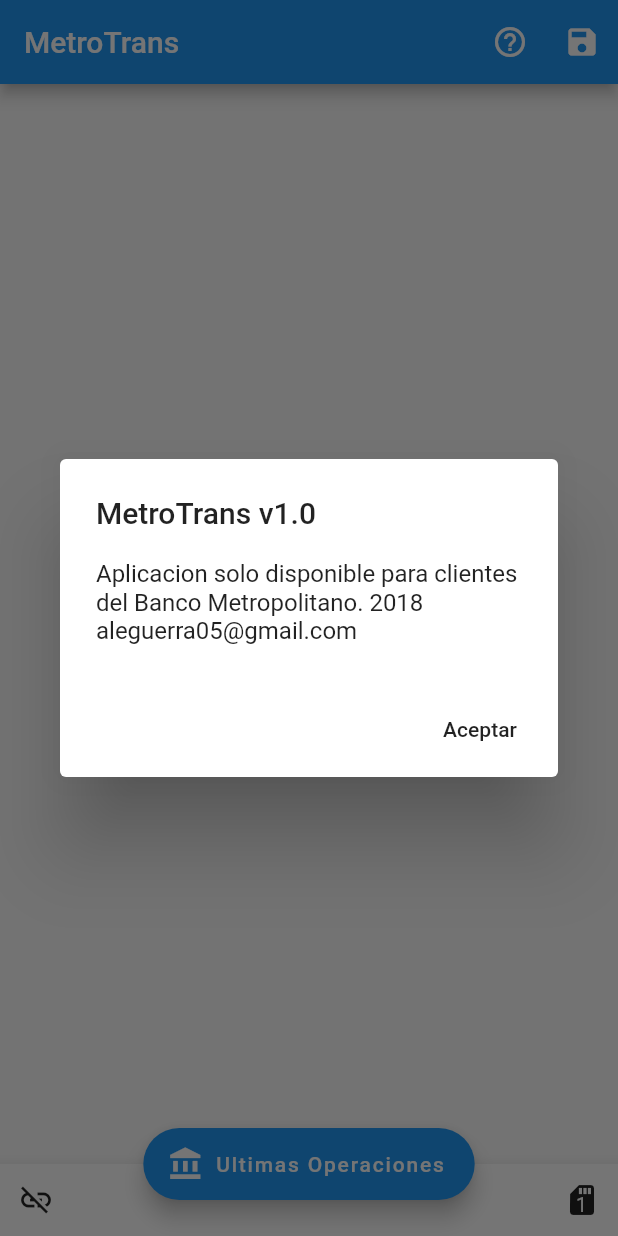
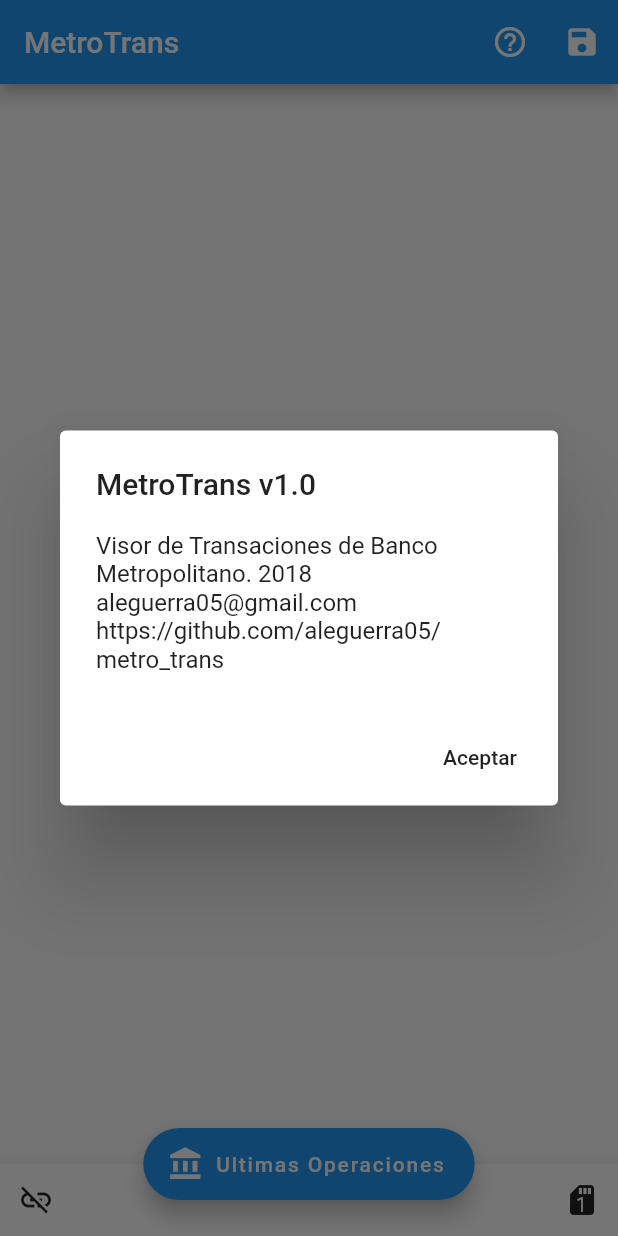
Before and after one commit to aleguerra05/metro_trans, a Flutter app: the screen it shows after launch, after a tap on the "help outline" icon, on a phone screen of 412 x 824 dp. Run offline on Flutter 3.47's test engine with Material 2 defaults, Android fonts, the phone set to English and light mode, and no system bars; missing offline and left inert: call_number, simple_permissions, sms.

Commit message:
About text
-adding github page

```diff
--- a/lib/TransactView.dart
+++ b/lib/TransactView.dart
@@ -137,8 +137,9 @@ class _TransactViewState extends State<TransactView>
             child: new ListBody(
               children: <Widget>[
                 new Text(
-                    'Aplicacion solo disponible para clientes del Banco Metropolitano. 2018'),
+                    'Visor de Transaciones de Banco Metropolitano. 2018'),
                 new Text('aleguerra05@gmail.com'),
+                new Text('https://github.com/aleguerra05/metro_trans'),
               ],
             ),
           ),
```
